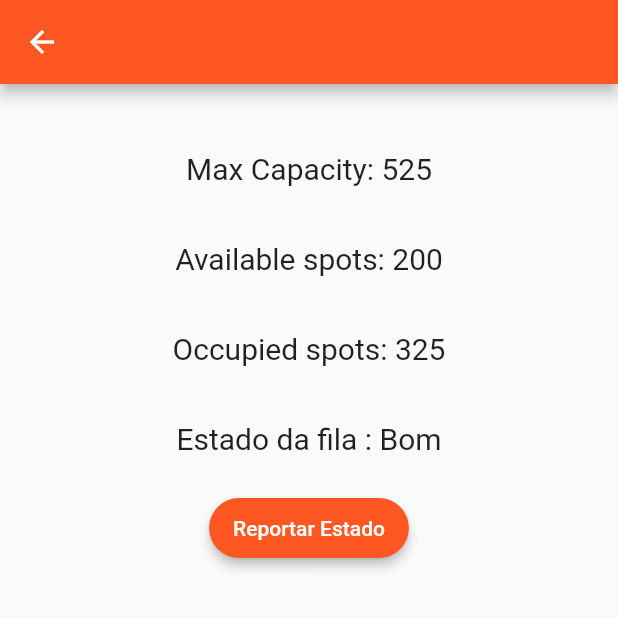
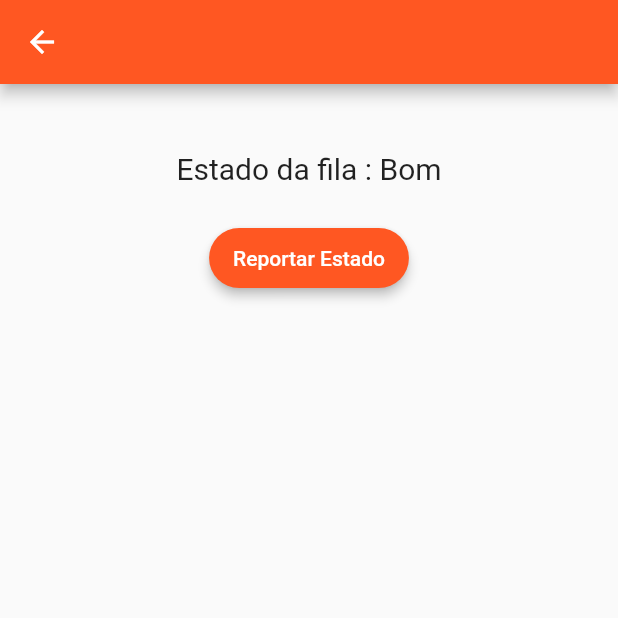
Before and after one commit to LEIC-ES-2021-22/2LEIC15T2, a Flutter app: the FacilityView screen opened directly with empty values, on a phone screen of 412 x 824 dp, the top half of it. Run offline on Flutter 3.47's test engine with Material 2 defaults, Android fonts, the phone set to English and light mode, and no system bars; our stand-ins replace charts_flutter.

Commit message:
Facilities now can only be queue or capacity only

```diff
--- a/flutter_prototype/lib/src/objects/facility.dart
+++ b/flutter_prototype/lib/src/objects/facility.dart
@@ -2,5 +2,8 @@ class Facility {
   final int id;
   final String name;
   String state;
-  Facility(this.id, this.name,[this.state = "Bom"]);
+  bool hasCap;
+  bool hasQueue;
+  Facility(this.id, this.name,
+      {this.state = "Bom", this.hasCap = false, this.hasQueue = true});
 }
--- a/flutter_prototype/lib/src/server_comm/requests.dart
+++ b/flutter_prototype/lib/src/server_comm/requests.dart
@@ -1,12 +1,11 @@
 import 'package:flutter_code/src/objects/facility.dart';
-import 'dart:math';
 
 var _facilities = [
-  Facility(0, 'Parque 1 (Estacionamento) 🚗'),
-  Facility(1, 'Parque 2 (Estacionamento) 🚗'),
-  Facility(2, 'Parque 3 (Estacionamento) 🚗'),
+  Facility(0, 'Parque 1 (Estacionamento) 🚗', hasCap: true, hasQueue: true),
+  Facility(1, 'Parque 2 (Estacionamento) 🚗', hasCap: true, hasQueue: true),
+  Facility(2, 'Parque 3 (Estacionamento) 🚗', hasCap: true, hasQueue: true),
   Facility(3, 'Cantina 🍽️'),
-  Facility(4, 'Biblioteca 📚'),
+  Facility(4, 'Biblioteca 📚', hasCap: true, hasQueue: false),
 ];
 
 // NOTA: Falta adicionar esta opção nos request do Logical Arquitecture
@@ -31,7 +30,7 @@ String getQueueState(Facility facility) {
   return facility.state;
 }
 
-void setQueueState(Facility facility,String state){
+void setQueueState(Facility facility, String state) {
   facility.state = state;
 }
 
--- a/flutter_prototype/lib/src/views/facility_view.dart
+++ b/flutter_prototype/lib/src/views/facility_view.dart
@@ -9,34 +9,9 @@ class FacilityView extends StatelessWidget {
 
   @override
   Widget build(BuildContext context) {
-    List capacity = getCapacity(facility);
-    return Scaffold(
-        appBar: AppBar(
-          title: Center(
-            child: Text(facility.name),
-          ),
-        ),
-        body: Center(
-            child: Column(children: [
-          Padding(
-            padding: const EdgeInsets.all(16.0),
-            child: Text(
-              'Max Capacity: ' +
-                  capacity[0] +
-                  '\n' +
-                  'Available spots: ' +
-                  capacity[1] +
-                  '\n' +
-                  'Occupied spots: ' +
-                  capacity[2] +
-                  '\n' +
-                  "Estado da fila : " +
-                  getQueueState(facility),
-              textAlign: TextAlign.center,
-              style: const TextStyle(height: 3, fontSize: 20),
-            ),
-          ),
-          ElevatedButton(
+    // Report button is not needed if capacity API is not supported
+    var button = facility.hasQueue
+        ? ElevatedButton(
             style: ElevatedButton.styleFrom(
               elevation: 3,
               shape: RoundedRectangleBorder(
@@ -51,7 +26,47 @@ class FacilityView extends StatelessWidget {
                     builder: (context) => MyForm(facility: facility)),
               );
             },
+          )
+        : null;
+    return Scaffold(
+        appBar: AppBar(
+          title: Center(
+            child: Text(facility.name),
+          ),
+        ),
+        body: Center(
+            child: Column(children: [
+          Padding(
+            padding: const EdgeInsets.all(16.0),
+            child: Text(
+              getFacilityStatus(facility),
+              textAlign: TextAlign.center,
+              style: const TextStyle(height: 3, fontSize: 20),
+            ),
+          ),
+          Container(
+            child: button,
           ),
         ])));
   }
 }
+
+String getFacilityStatus(Facility fac) {
+  var capacity = getCapacity(fac);
+  String display = "";
+  if (fac.hasCap) {
+    display += 'Max Capacity: ' +
+        capacity[0] +
+        '\n' +
+        'Available spots: ' +
+        capacity[1] +
+        '\n' +
+        'Occupied spots: ' +
+        capacity[2] +
+        '\n';
+  }
+  if (fac.hasQueue) {
+    display += "Estado da fila : " + getQueueState(fac);
+  }
+  return display;
+}
```
